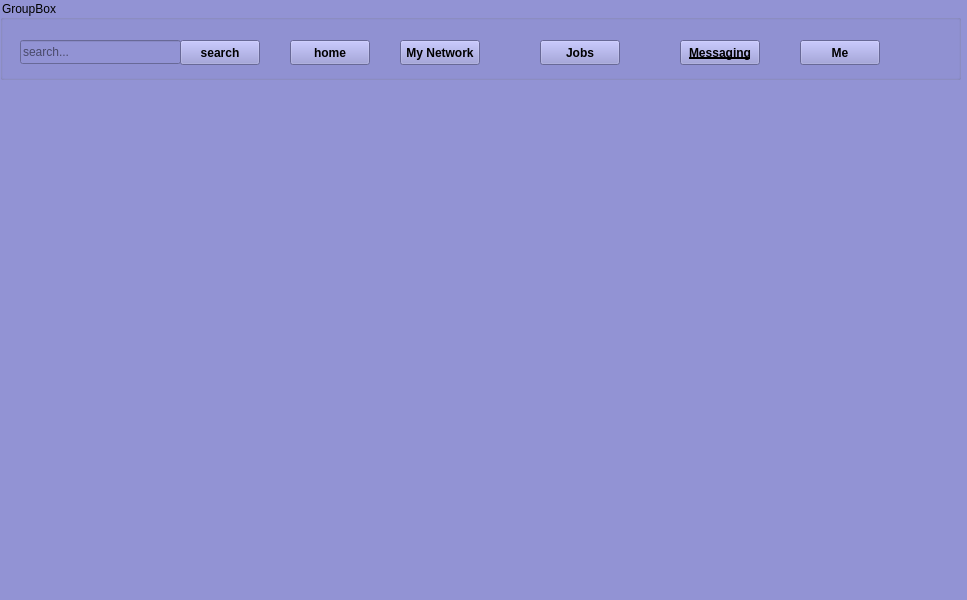
Old version of the form messeging.ui in the repository white-vessel/eyd-project.
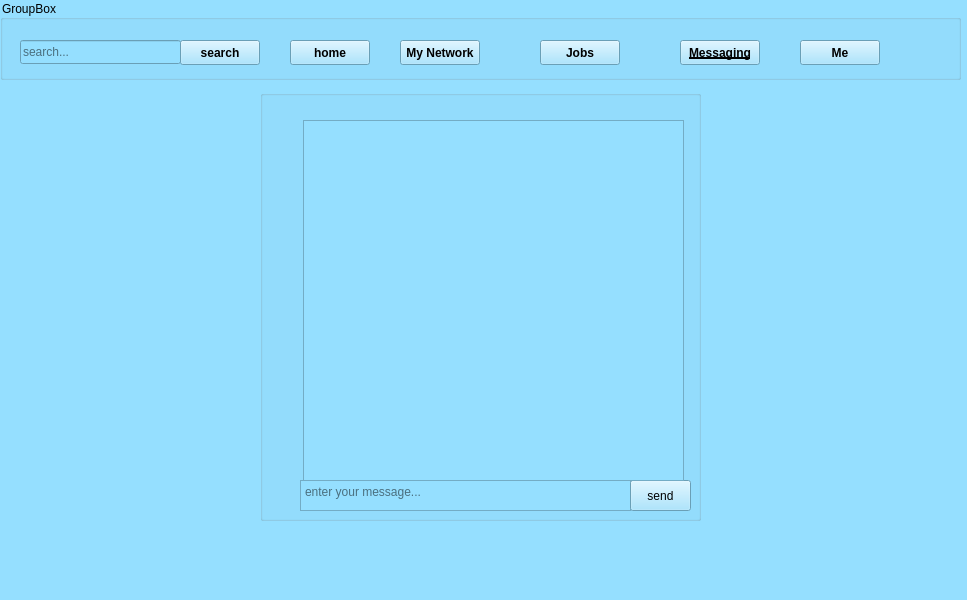
New version of the form.

Patch:
```diff
--- a/messeging.ui
+++ b/messeging.ui
@@ -15,7 +15,7 @@
   </property>
   <property name="styleSheet">
    <string notr="true">color: rgb(0, 0, 0);
-background-color: rgb(146, 147, 212);</string>
+background-color: rgb(149, 223, 255);</string>
   </property>
   <widget class="QWidget" name="centralwidget">
    <widget class="QGroupBox" name="groupBox">
@@ -169,6 +169,55 @@
      </property>
     </widget>
    </widget>
+   <widget class="QGroupBox" name="groupBox_2">
+    <property name="geometry">
+     <rect>
+      <x>260</x>
+      <y>90</y>
+      <width>441</width>
+      <height>431</height>
+     </rect>
+    </property>
+    <property name="title">
+     <string/>
+    </property>
+    <widget class="QTextEdit" name="textEdit">
+     <property name="geometry">
+      <rect>
+       <x>40</x>
+       <y>390</y>
+       <width>331</width>
+       <height>31</height>
+      </rect>
+     </property>
+     <property name="placeholderText">
+      <string>enter your message...</string>
+     </property>
+    </widget>
+    <widget class="QPushButton" name="pushButton_6">
+     <property name="geometry">
+      <rect>
+       <x>370</x>
+       <y>390</y>
+       <width>61</width>
+       <height>31</height>
+      </rect>
+     </property>
+     <property name="text">
+      <string>send</string>
+     </property>
+    </widget>
+    <widget class="QTextEdit" name="textEdit_2">
+     <property name="geometry">
+      <rect>
+       <x>43</x>
+       <y>30</y>
+       <width>381</width>
+       <height>361</height>
+      </rect>
+     </property>
+    </widget>
+   </widget>
   </widget>
   <widget class="QMenuBar" name="menubar">
    <property name="geometry">
```
